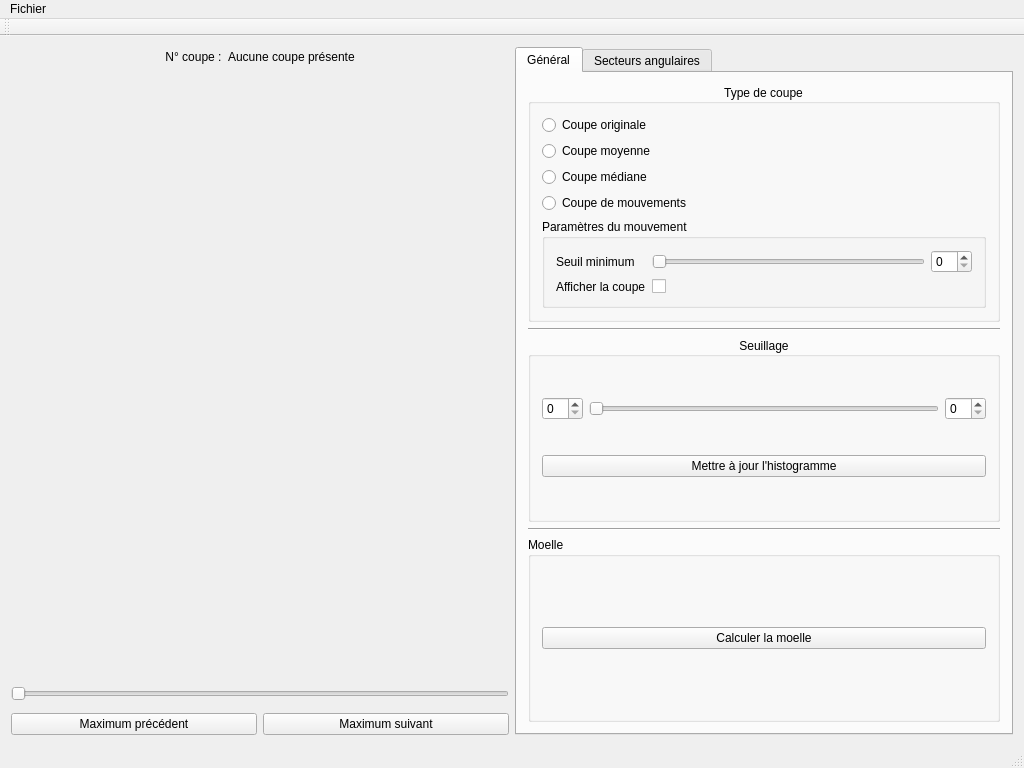
This is ui/mainwindow.ui in akrah/TKDetection as Qt 5 draws it before an edit. The edited form follows.
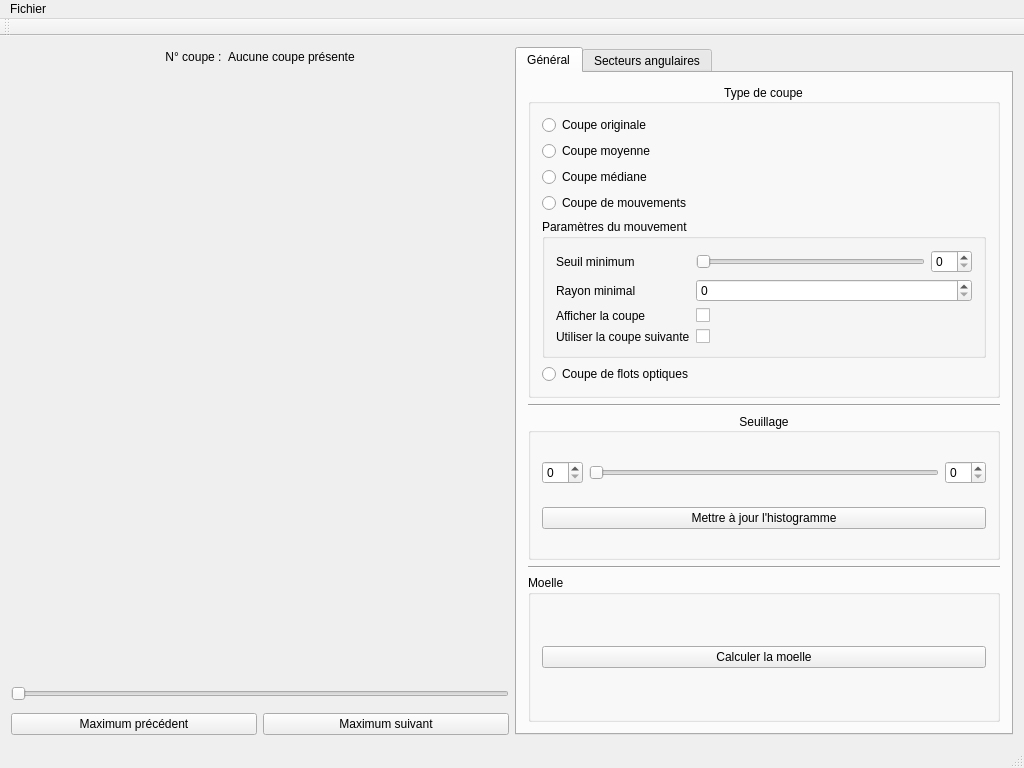
This is the edited form. Custom widgets are drawn as their Qt base class.

Commit message: Ajout du flot optique de Horn et Schunk Optimisations d'affichage

The edit to the form file:
```diff
--- a/ui/mainwindow.ui
+++ b/ui/mainwindow.ui
@@ -251,6 +251,9 @@
               <string>Paramètres du mouvement</string>
              </property>
              <layout class="QFormLayout" name="formLayout_5">
+              <property name="fieldGrowthPolicy">
+               <enum>QFormLayout::AllNonFixedFieldsGrow</enum>
+              </property>
               <item row="0" column="0">
                <widget class="QLabel" name="label_9">
                 <property name="text">
@@ -279,15 +282,43 @@
                 </item>
                </layout>
               </item>
-              <item row="1" column="0">
+              <item row="2" column="0">
+               <widget class="QLabel" name="label_11">
+                <property name="text">
+                 <string>Rayon minimal</string>
+                </property>
+               </widget>
+              </item>
+              <item row="2" column="1">
+               <widget class="QSpinBox" name="_spinMovementMinimumRadius">
+                <property name="maximum">
+                 <number>5</number>
+                </property>
+               </widget>
+              </item>
+              <item row="3" column="0">
                <widget class="QLabel" name="label_10">
                 <property name="text">
                  <string>Afficher la coupe</string>
                 </property>
                </widget>
               </item>
-              <item row="1" column="1">
-               <widget class="QCheckBox" name="_checkDrawMovementWithBackground">
+              <item row="3" column="1">
+               <widget class="QCheckBox" name="_checkDrawMotionWithBackground">
+                <property name="text">
+                 <string/>
+                </property>
+               </widget>
+              </item>
+              <item row="4" column="0">
+               <widget class="QLabel" name="label_12">
+                <property name="text">
+                 <string>Utiliser la coupe suivante</string>
+                </property>
+               </widget>
+              </item>
+              <item row="4" column="1">
+               <widget class="QCheckBox" name="_checkUseNextSlice">
                 <property name="text">
                  <string/>
                 </property>
@@ -296,6 +327,13 @@
              </layout>
             </widget>
            </item>
+           <item>
+            <widget class="QRadioButton" name="_radioFlowSlice">
+             <property name="text">
+              <string>Coupe de flots optiques</string>
+             </property>
+            </widget>
+           </item>
           </layout>
          </widget>
         </item>
```
The commit also changes 9 other files.
